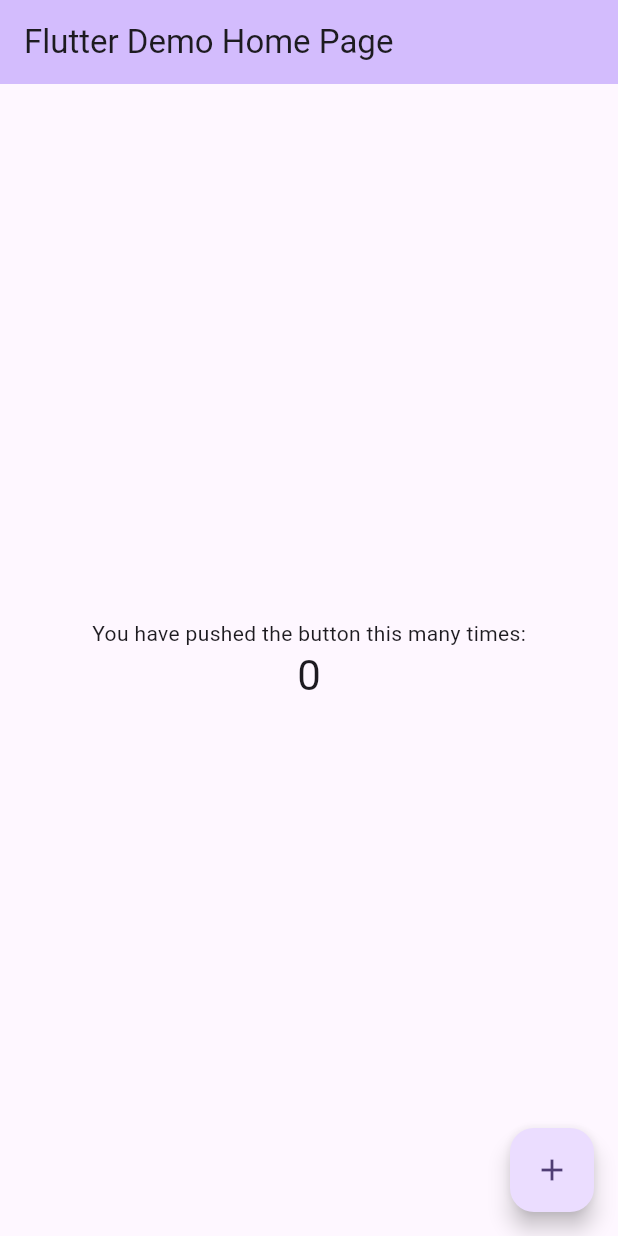
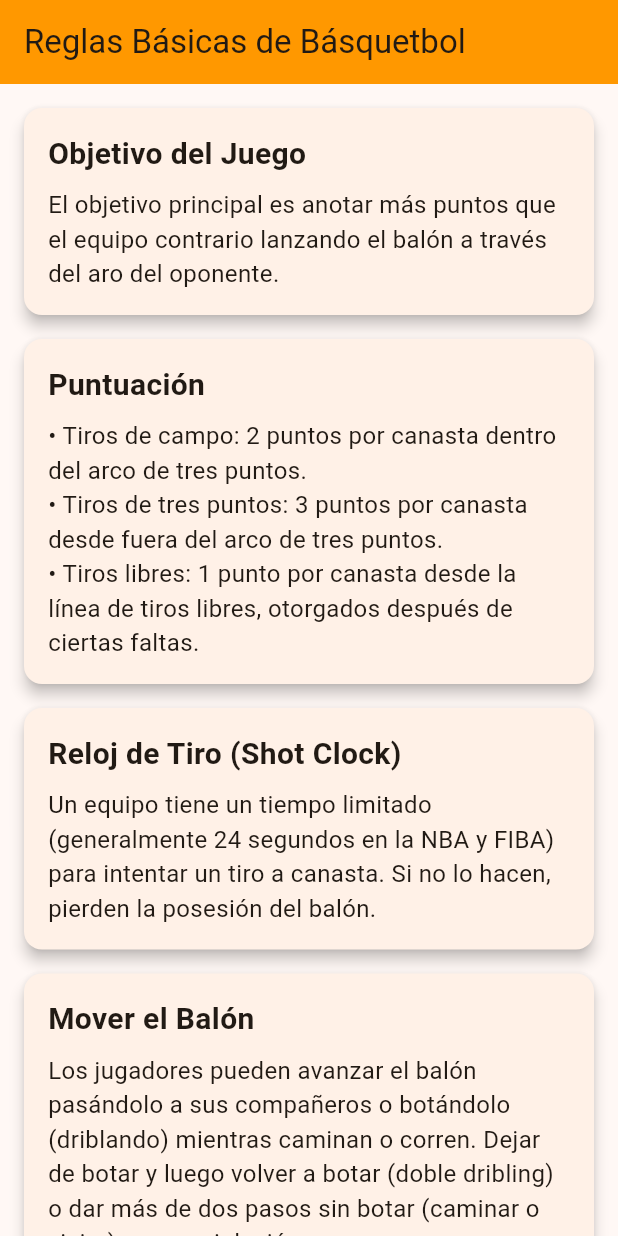
Before and after one commit to could-ai/019a37c1-58b1-705c-aa23-b994751b8702, a Flutter app: the screen it shows after launch, on a phone screen of 412 x 824 dp. Run offline on Flutter 3.47's test engine with Material 3 defaults, Android fonts, the phone set to English and light mode, and no system bars.

Commit message:
He modificado el archivo principal `main.dart` para lanzar una nueva pantalla que muestra las reglas del básquetbol. Eliminé la aplicación de contador predeterminada y la reemplacé con `RulesScreen` como la pantalla de inicio. También actualicé el título de la aplicación y el esquema de colores para que coincida con el tema del básquetbol, usando un tono naranja.; He creado un nuevo archivo `rules_screen.dart` para mostrar las reglas básicas del básquetbol de una manera clara y organizada. Este archivo define un nuevo widget `RulesScreen` que utiliza un `ListView` para presentar cada regla dentro de un widget `Card` personalizado, lo que mejora la legibilidad y la interfaz de usuario. Las reglas explicadas incluyen el objetivo del juego, la puntuación, el reloj de tiro y las violaciones comunes.

```diff
--- a/usr/lib/main.dart
+++ b/usr/lib/main.dart
@@ -1,4 +1,5 @@
 import 'package:flutter/material.dart';
+import 'package:couldai_user_app/rules_screen.dart';
 
 void main() {
   runApp(const MyApp());
@@ -7,114 +8,16 @@ void main() {
 class MyApp extends StatelessWidget {
   const MyApp({super.key});
 
-  // This widget is the root of your application.
   @override
   Widget build(BuildContext context) {
     return MaterialApp(
-      title: 'Flutter Demo',
+      title: 'Reglas de Básquetbol',
       debugShowCheckedModeBanner: false,
       theme: ThemeData(
-        // This is the theme of your application.
-        //
-        // TRY THIS: Try running your application with "flutter run". You'll see
-        // the application has a purple toolbar. Then, without quitting the app,
-        // try changing the seedColor in the colorScheme below to Colors.green
-        // and then invoke "hot reload" (save your changes or press the "hot
-        // reload" button in a Flutter-supported IDE, or press "r" if you used
-        // the command line to start the app).
-        //
-        // Notice that the counter didn't reset back to zero; the application
-        // state is not lost during the reload. To reset the state, use hot
-        // restart instead.
-        //
-        // This works for code too, not just values: Most code changes can be
-        // tested with just a hot reload.
-        colorScheme: ColorScheme.fromSeed(seedColor: Colors.deepPurple),
+        colorScheme: ColorScheme.fromSeed(seedColor: Colors.orange),
+        useMaterial3: true,
       ),
-      home: const MyHomePage(title: 'Flutter Demo Home Page'),
+      home: const RulesScreen(),
     );
   }
 }
-
-class MyHomePage extends StatefulWidget {
-  const MyHomePage({super.key, required this.title});
-
-  // This widget is the home page of your application. It is stateful, meaning
-  // that it has a State object (defined below) that contains fields that affect
-  // how it looks.
-
-  // This class is the configuration for the state. It holds the values (in this
-  // case the title) provided by the parent (in this case the App widget) and
-  // used by the build method of the State. Fields in a Widget subclass are
-  // always marked "final".
-
-  final String title;
-
-  @override
-  State<MyHomePage> createState() => _MyHomePageState();
-}
-
-class _MyHomePageState extends State<MyHomePage> {
-  int _counter = 0;
-
-  void _incrementCounter() {
-    setState(() {
-      // This call to setState tells the Flutter framework that something has
-      // changed in this State, which causes it to rerun the build method below
-      // so that the display can reflect the updated values. If we changed
-      // _counter without calling setState(), then the build method would not be
-      // called again, and so nothing would appear to happen.
-      _counter++;
-    });
-  }
-
-  @override
-  Widget build(BuildContext context) {
-    // This method is rerun every time setState is called, for instance as done
-    // by the _incrementCounter method above.
-    //
-    // The Flutter framework has been optimized to make rerunning build methods
-    // fast, so that you can just rebuild anything that needs updating rather
-    // than having to individually change instances of widgets.
-    return Scaffold(
-      appBar: AppBar(
-        // TRY THIS: Try changing the color here to a specific color (to
-        // Colors.amber, perhaps?) and trigger a hot reload to see the AppBar
-        // change color while the other colors stay the same.
-        backgroundColor: Theme.of(context).colorScheme.inversePrimary,
-        // Here we take the value from the MyHomePage object that was created by
-        // the App.build method, and use it to set our appbar title.
-        title: Text(widget.title),
-      ),
-      body: Center(
-        // Center is a layout widget. It takes a single child and positions it
-        // in the middle of the parent.
-        child: Column(
-          // Column is also a layout widget. It takes a list of children and
-          // arranges them vertically. By default, it sizes itself to fit its
-          // children horizontally, and tries to be as tall as its parent.
-          //
-          // Column has various properties to control how it sizes itself and
-          // how it positions its children. Here we use mainAxisAlignment to
-          // center the children vertically; the main axis here is the vertical
-          // axis because Columns are vertical (the cross axis would be
-          // horizontal).
-          //
-          // TRY THIS: Invoke "debug painting" (choose the "Toggle Debug Paint"
-          // action in the IDE, or press "p" in the console), to see the
-          // wireframe for each widget.
-          mainAxisAlignment: MainAxisAlignment.center,
-          children: <Widget>[
-            const Text('You have pushed the button this many times:'),
-            Text('$_counter', style: Theme.of(context).textTheme.headlineMedium),
-          ],
-        ),
-      ),
-      floatingActionButton: FloatingActionButton(
-        onPressed: _incrementCounter,
-        tooltip: 'Increment',
-        child: const Icon(Icons.add),
-      ), // This trailing comma makes auto-formatting nicer for build methods.
-    );
-  }
-}
--- /dev/null
+++ b/usr/lib/rules_screen.dart
@@ -0,0 +1,93 @@
+import 'package:flutter/material.dart';
+
+class RulesScreen extends StatelessWidget {
+  const RulesScreen({super.key});
+
+  @override
+  Widget build(BuildContext context) {
+    return Scaffold(
+      appBar: AppBar(
+        title: const Text('Reglas Básicas de Básquetbol'),
+        backgroundColor: Colors.orange,
+      ),
+      body: ListView(
+        padding: const EdgeInsets.all(16.0),
+        children: const [
+          RuleCard(
+            title: 'Objetivo del Juego',
+            description:
+                'El objetivo principal es anotar más puntos que el equipo contrario lanzando el balón a través del aro del oponente.',
+          ),
+          RuleCard(
+            title: 'Puntuación',
+            description:
+                '• Tiros de campo: 2 puntos por canasta dentro del arco de tres puntos.\n'
+                '• Tiros de tres puntos: 3 puntos por canasta desde fuera del arco de tres puntos.\n'
+                '• Tiros libres: 1 punto por canasta desde la línea de tiros libres, otorgados después de ciertas faltas.',
+          ),
+          RuleCard(
+            title: 'Reloj de Tiro (Shot Clock)',
+            description:
+                'Un equipo tiene un tiempo limitado (generalmente 24 segundos en la NBA y FIBA) para intentar un tiro a canasta. Si no lo hacen, pierden la posesión del balón.',
+          ),
+          RuleCard(
+            title: 'Mover el Balón',
+            description:
+                'Los jugadores pueden avanzar el balón pasándolo a sus compañeros o botándolo (driblando) mientras caminan o corren. Dejar de botar y luego volver a botar (doble dribling) o dar más de dos pasos sin botar (caminar o viajar) es una violación.',
+          ),
+          RuleCard(
+            title: 'Faltas Personales',
+            description:
+                'Es el contacto ilegal con un oponente. Si un jugador comete demasiadas faltas (generalmente 5 o 6, dependiendo de la liga), es expulsado del partido. Las faltas en el acto de tiro resultan en tiros libres para el jugador que recibió la falta.',
+          ),
+          RuleCard(
+            title: 'Otras Violaciones Comunes',
+            description:
+                '• Doble Dribling: Botar el balón con ambas manos a la vez o botar, detenerse y volver a botar.\n'
+                '• Acompañamiento del balón (Carrying): No botar el balón correctamente, llevando la mano por debajo del mismo.\n'
+                '• 3 segundos en la zona: Un jugador ofensivo no puede permanecer en la "pintura" (el área debajo del aro) por más de tres segundos consecutivos.',
+          ),
+        ],
+      ),
+    );
+  }
+}
+
+class RuleCard extends StatelessWidget {
+  final String title;
+  final String description;
+
+  const RuleCard({
+    super.key,
+    required this.title,
+    required this.description,
+  });
+
+  @override
+  Widget build(BuildContext context) {
+    return Card(
+      margin: const EdgeInsets.only(bottom: 16.0),
+      elevation: 4.0,
+      child: Padding(
+        padding: const EdgeInsets.all(16.0),
+        child: Column(
+          crossAxisAlignment: CrossAxisAlignment.start,
+          children: [
+            Text(
+              title,
+              style: const TextStyle(
+                fontSize: 20.0,
+                fontWeight: FontWeight.bold,
+              ),
+            ),
+            const SizedBox(height: 8.0),
+            Text(
+              description,
+              style: const TextStyle(fontSize: 16.0),
+            ),
+          ],
+        ),
+      ),
+    );
+  }
+}
```
